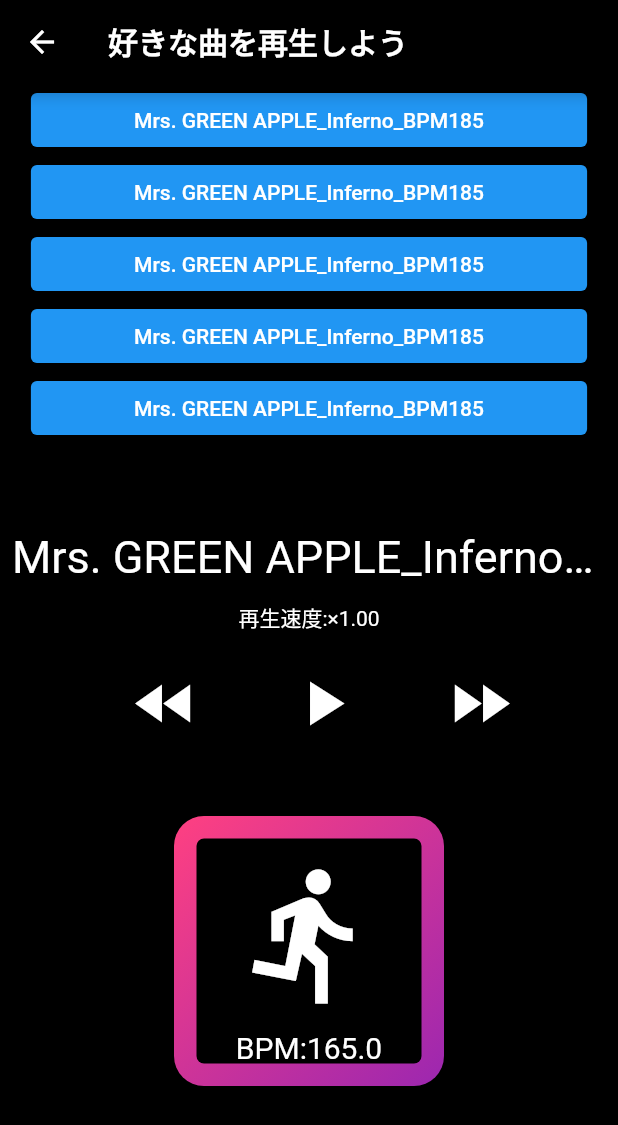
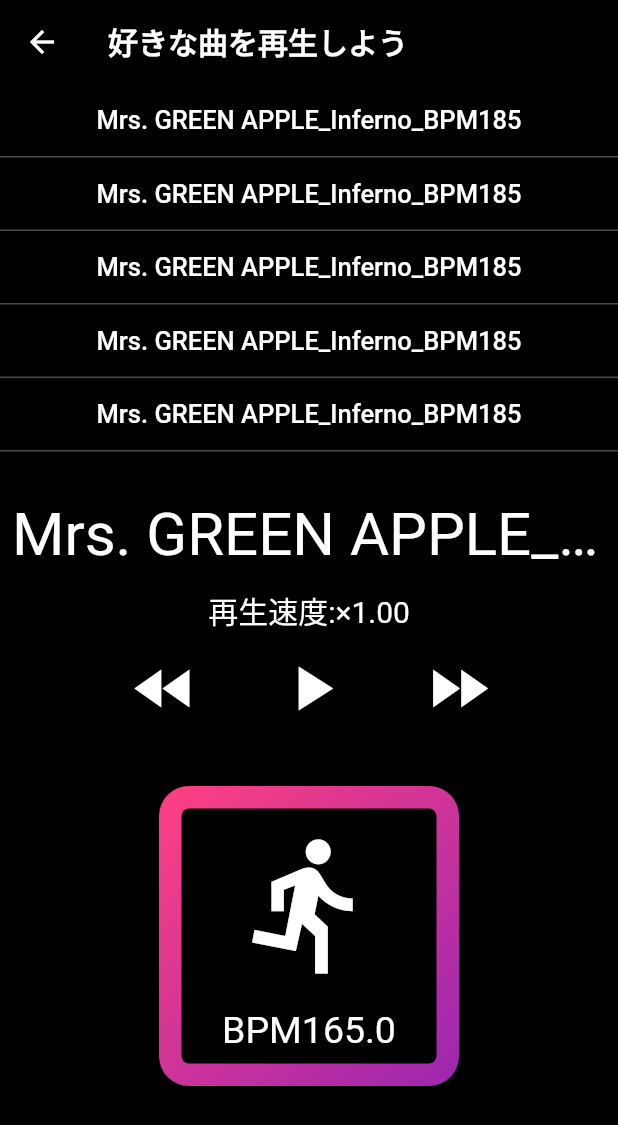
Before and after one commit to beatwalking55/beatim2, a Flutter app: the PlayPage screen opened directly, on a phone screen of 412 x 824 dp. Shown: the top 1125 px of the screen. Run offline on Flutter 3.47's test engine with Material 2 defaults, Android fonts, the phone set to English and light mode, and no system bars; our stand-ins replace cloud_firestore, firebase_core, just_audio; missing offline and left inert: audio_session; accounts and stored records are empty.

Commit message:
UIを変更しました

```diff
--- a/lib/playpage.dart
+++ b/lib/playpage.dart
@@ -1,11 +1,9 @@
-import 'package:beatim/BPMsensingpage.dart';
 import 'package:beatim/variables.dart';
 import 'package:flutter/foundation.dart';
 import 'package:flutter/material.dart';
 import 'package:beatim/musicdata.dart';
 import 'package:just_audio/just_audio.dart';
 import 'package:audio_session/audio_session.dart';
-import 'logpage.dart';
 import 'package:beatim/musicselectfunction.dart';
 
 class PlayPage extends StatefulWidget {
@@ -39,11 +37,11 @@ class _PlayPageState extends State<PlayPage> {
   Widget build(BuildContext context) {
     return Scaffold(
       appBar: AppBar(
-        backgroundColor: Colors.black,
-        title: Text("好きな曲を再生しよう",style: TextStyle(fontWeight: FontWeight.bold),),
+        backgroundColor: Colors.black,//上のバーの背景色
+        title: Text("好きな曲を再生しよう",style: TextStyle(fontWeight: FontWeight.bold),),//上のバーのテキスト
       ),
       body: Container(
-        color: Colors.black,
+        color: Colors.black,//画面の背景色
         child: Center(
 
           child: Column(
@@ -58,15 +56,19 @@ class _PlayPageState extends State<PlayPage> {
                   itemCount: playlist.length,
                   itemBuilder: (BuildContext context, int index){
                     return Container(
-                      alignment: Alignment.center,
-                      child: Container(
-                        width:MediaQuery.of(context).size.width * 0.9,
+                      decoration: BoxDecoration(
+                        border:Border(
+                          bottom: const BorderSide(color: Colors.white30),//ボタンの下のみにボーダーラインを設定
+                        )
+                      ),
+                      width:double.infinity,//幅を最大限にする
                       child:ElevatedButton(
                         style: ElevatedButton.styleFrom(
-                            backgroundColor: Colors.blue,
+                          shape: RoundedRectangleBorder(borderRadius: BorderRadius.circular(0)),//ボタンの角をつける
+                          backgroundColor: Colors.black,//ボタンの背景色
                         ),
                         // icon: Icon(Icons.play_arrow),//再生マーク
-                          child: Text(musics[playlist[index]]['name']),//曲名
+                        child: Text("${musics[playlist[index]]['name']}",textAlign: TextAlign.left,style: TextStyle(fontSize: 17),overflow: TextOverflow.ellipsis,),//曲名
                         onPressed: () {
                           //タップされた時の処理
                           setState(() {
@@ -89,7 +91,6 @@ class _PlayPageState extends State<PlayPage> {
                           });//再描画
                         },
                       ),
-                      ),
                     );
                   },
                 ),
@@ -97,39 +98,45 @@ class _PlayPageState extends State<PlayPage> {
 
               SizedBox(
                 child: StreamBuilder<int?>(//常に最新状態を描画してくれる
-                  stream: player.currentIndexStream,
-                  initialData: 0,
+                  stream: player.currentIndexStream,//受け取る情報
+                  initialData: 0,//最初のすうじ
                   builder: (BuildContext context, snapshot){
                     return  Column(
                       children: [
                         Padding(
-                          padding: const EdgeInsets.all(8.0),
+                          padding: const EdgeInsets.all(8.0),//再生曲名の余白
                           child: Container(
-                            child: Text(musics[playlist[player.currentIndex ?? 0]]['name'], overflow: TextOverflow.ellipsis,style: TextStyle(fontSize: 30, color: Colors.white),)
+                            child: Text(musics[playlist[player.currentIndex ?? 0]]['name'], overflow: TextOverflow.ellipsis,style: TextStyle(fontSize: 40, color: Colors.white),)//現在再生している曲
                           ),
                         ),
                         Padding(
-                          padding: const EdgeInsets.all(4.0),
+                          padding: const EdgeInsets.all(4.0),//再生速度周りの余白
                           child: Container(
-                            child: Text("再生速度:×${bpm_ratio.toStringAsFixed(2)}",style: TextStyle(color: Colors.white),),
+                            child: Text("再生速度:×${bpm_ratio.toStringAsFixed(2)}",style: TextStyle(color: Colors.white,fontSize: 20),),//現在の再生速度
                           ),
                         ),
 
                         Padding(
-                          padding: const EdgeInsets.fromLTRB(20, 10, 20, 10),
+                          padding: const EdgeInsets.fromLTRB(0, 0, 15, 0),//再生ボタン周りの余白。少し右に余白をとり全体を左に寄せるとバランスよく見える。
                           child: Row(
-                            mainAxisAlignment: MainAxisAlignment.spaceEvenly,
+                            mainAxisAlignment: MainAxisAlignment.center,
                             children: [
-                              //前送りボタン
-                              IconButton(
+                              //頭出しボタン
+                              Padding(
+                                padding: const EdgeInsets.fromLTRB(0, 0, 0, 0),//頭出しボタン周りの余白
+                                child: IconButton(
                                     onPressed:(){
                                       player.seekToPrevious();
                                       setState(() {});
                                       bpm_ratio = sensingBPM/musics[playlist[player.currentIndex ?? 0]]['BPM'];
                                       player.setSpeed(bpm_ratio);
-                                  }, icon: Icon(Icons.fast_rewind, color: Colors.white,size: 50,)),
+                                    }, icon: Icon(Icons.fast_rewind, color: Colors.white,size: 50,)//頭出しボタンのアイコン
+                                ),
+                              ),
                               //再生・停止ボタン・
-                              IconButton(onPressed:(){
+                              Padding(
+                                padding: const EdgeInsets.fromLTRB(50, 0, 50, 0),//再生・停止ボタン周りの余白
+                                child: IconButton(onPressed:(){
                                   if(player.playing){
                                     setState(() {
                                       _playericon = Icons.play_arrow;
@@ -142,7 +149,8 @@ class _PlayPageState extends State<PlayPage> {
                                     player.play();
                                   }
                                 },
-                                  icon: Icon(_playericon, color: Colors.white,size: 50,)
+                                    icon: Icon(_playericon, color: Colors.white,size: 50,)//再生・停止ボタンのアイコン
+                                ),
                               ),
                               //先送りボタン
                               IconButton(
@@ -154,7 +162,8 @@ class _PlayPageState extends State<PlayPage> {
                                     bpm_ratio = sensingBPM/musics[playlist[player.currentIndex ?? 0]]['BPM'];
                                     player.setSpeed(bpm_ratio);
                                   },
-                                  icon: Icon(Icons.fast_forward, color: Colors.white,size: 50,))
+                                  icon: Icon(Icons.fast_forward, color: Colors.white,size: 50,)//先送りボタンのアイコン
+                              )
                             ],
                           ),
                         ),
@@ -165,14 +174,14 @@ class _PlayPageState extends State<PlayPage> {
               ),
 
               Padding(
-                padding: const EdgeInsets.fromLTRB(10, 50, 10, 100),
+                padding: const EdgeInsets.fromLTRB(10, 50, 10, 100),//BPM計測ボタン周りの余白
                 child: Row(
                   mainAxisAlignment: MainAxisAlignment.spaceEvenly,
                   children: [
-                    //原曲・走る速度切り替えボタン
-                    Container(
-                      width: 60,
-                      height: 60,
+                    Container(//左右のバランスを取るための空箱。何か要素を入れることも可能。
+                      width: 60,//幅
+                      height: 60,//高さ
+                      //原曲・走る速度切り替えボタン(現在非表示)
                       // child: TextButton(
                       //   onPressed:(){ setState(() {
                       //     if(changingspeed == true){
@@ -188,29 +197,31 @@ class _PlayPageState extends State<PlayPage> {
                       //   child: Text(changingspeedbutton),
                       //),
                     ),
-                    Container(
+                    //BPM計測ボタン
+                    Container(//外側の四角
                       decoration: BoxDecoration(
-                        borderRadius: BorderRadius.circular(20),
-                        gradient: LinearGradient(
-                          begin:FractionalOffset.topLeft,
-                          end: FractionalOffset.bottomRight,
+                        borderRadius: BorderRadius.circular(20),//角丸にする
+                        gradient: LinearGradient(//グラデーション設定
+                          begin:FractionalOffset.topLeft,//グラデーション開始位置
+                          end: FractionalOffset.bottomRight,//グラデーション終了位置
                           colors: [
-                            Colors.pinkAccent,
-                            Colors.purple,
+                            Colors.pinkAccent,//グラデーション開始色
+                            Colors.purple,//グラデーション終了色
                           ]
                         ),
                       ),
-                      width:180,
-                      height: 180,
-                      child: Center(
+                      width:200,//幅
+                      height: 200,//高さ
+                      child: Center(//内側の四角
                         child: Container(
                           decoration: BoxDecoration(
-                            borderRadius: BorderRadius.circular(5),
-                            color: Colors.black,
+                            borderRadius: BorderRadius.circular(5),//角丸にする
+                            color: Colors.black,//色
                           ),
-                          width: 150,
-                          height: 150,
+                          width: 170,//幅
+                          height: 170,//高さ
                           child: GestureDetector(
+                            //BPMsensingpageのものとほぼ同じ
                             behavior: HitTestBehavior.opaque,
                             onTap: () {
                               oldtime = newtime;
@@ -254,14 +265,15 @@ class _PlayPageState extends State<PlayPage> {
                                 Positioned(
                                   top: 10.0,
                                   child: Column(
+                                    //ボタンの中身
                                     children: [
                                       Padding(
-                                        padding: const EdgeInsets.all(4.0),
-                                        child: Icon(Icons.directions_run, color: Colors.white,size: 100,),
+                                        padding: const EdgeInsets.all(4.0),//走る人マーク周りの余白
+                                        child: Icon(Icons.directions_run, color: Colors.white,size: 100,),//走る人のマーク
                                       ),
                                       Padding(
-                                        padding: const EdgeInsets.fromLTRB(2, 10, 2, 2),
-                                        child: Text("BPM:${sensingBPM.toStringAsFixed(1)}",style: TextStyle(fontSize: 20, color: Colors.white),),
+                                        padding: const EdgeInsets.fromLTRB(2, 15, 2, 2),//現在のBPM周りの余白
+                                        child: Text("BPM${sensingBPM.toStringAsFixed(1)}",style: TextStyle(fontSize: 25, color: Colors.white),),//現在のBPM
                                       ),
                                     ],
                                   ),
@@ -273,9 +285,9 @@ class _PlayPageState extends State<PlayPage> {
                         ),
                       ),
                     ),
-                    Container(
-                      width: 60,
-                      height: 60,
+                    Container(//左右のバランスを取るための空箱。何か要素を入れることも可能。
+                      width: 60,//幅
+                      height: 60,//高さ
                     )
                   ],
                 ),
```
Lines whose indentation alone changed are shown as unchanged.
